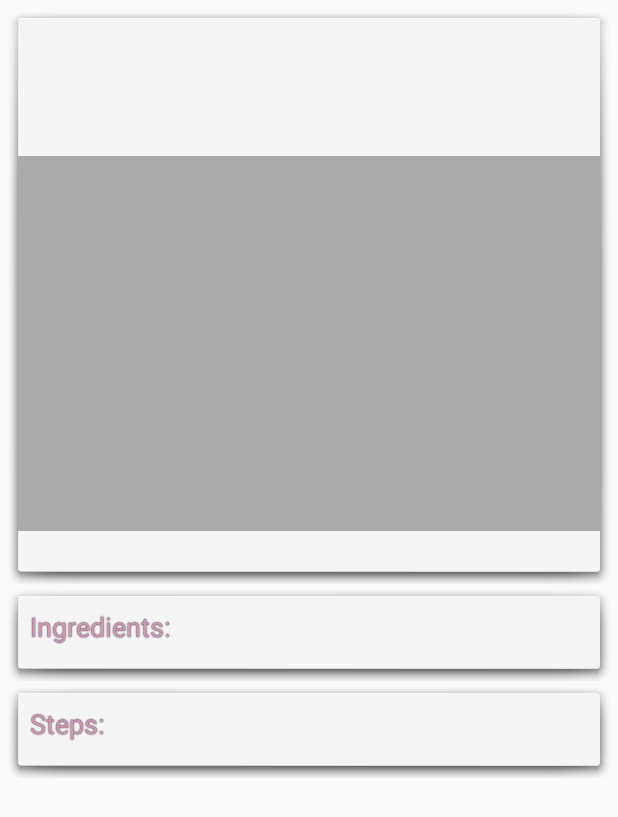
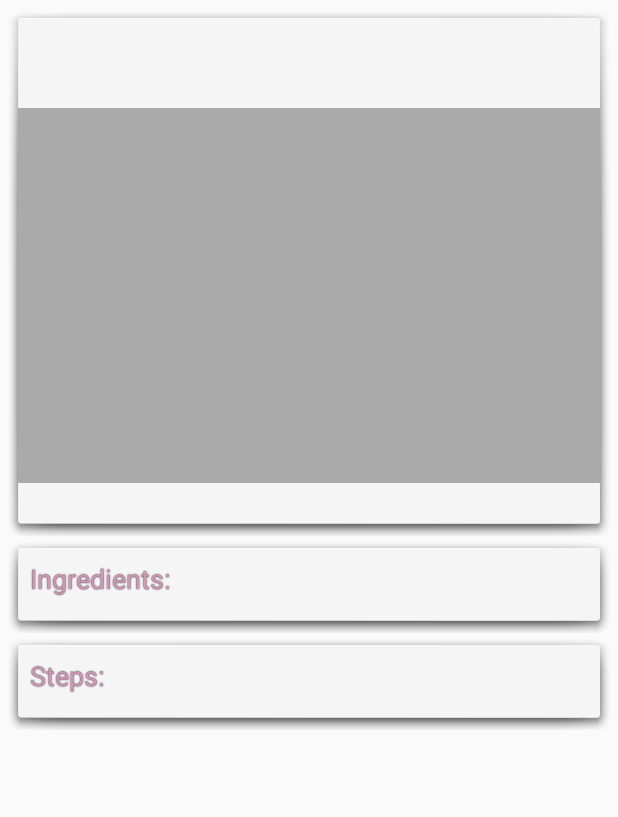
Before and after one commit to polyhedra98/CookingStuff, an Android app: the layout activity_detail.xml on its own in the app's theme, with its tools: preview values and no code run, on a phone screen of 412 x 824 dp. Shown: the top 817 px of the screen. Run offline under Robolectric (Android 15) with nearby library versions, the phone set to English and light mode, and no system bars.

```diff
--- a/app/src/main/java/com/mishenka/cookingstuff/activities/AddRecipeActivity.kt
+++ b/app/src/main/java/com/mishenka/cookingstuff/activities/AddRecipeActivity.kt
@@ -132,10 +132,11 @@ class AddRecipeActivity : AppCompatActivity(), StepListener, IngredientListener
         val username = user.displayName
         val userID = user.uid
         val recDesc = findViewById<EditText>(R.id.et_recipe_description).text?.toString()
+        val commentsAllowed = findViewById<Switch>(R.id.sw_allow_comments).isChecked
         mLocalDb = CookingDatabase.getInstance(MainApplication.applicationContext())
         val persistableParcelable = PersistableParcelable<UploadData>(mLocalDb!!)
         val uploadData = UploadData(name = recipeName, authorUID = userID, author = username, description = recDesc,
-                mainPicUri = mMainPicUri?.toString(), ingredientsList = mIngredientsList, stepsList = mStepsList)
+                mainPicUri = mMainPicUri?.toString(), commentsAllowed = commentsAllowed,ingredientsList = mIngredientsList, stepsList = mStepsList)
         val dataId = recipeName + System.currentTimeMillis()
         GlobalScope.async {
             persistableParcelable.save(dataId, uploadData)
--- a/app/src/main/res/layout/activity_detail.xml
+++ b/app/src/main/res/layout/activity_detail.xml
@@ -41,7 +41,7 @@
                 android:layout_marginStart="8dp"
                 android:layout_marginRight="8dp"
                 android:layout_marginEnd="8dp"
-                android:minLines="3" />
+                android:minLines="1" />
 
             <ImageView
                 android:id="@+id/iv_detail_main_pic"
```
